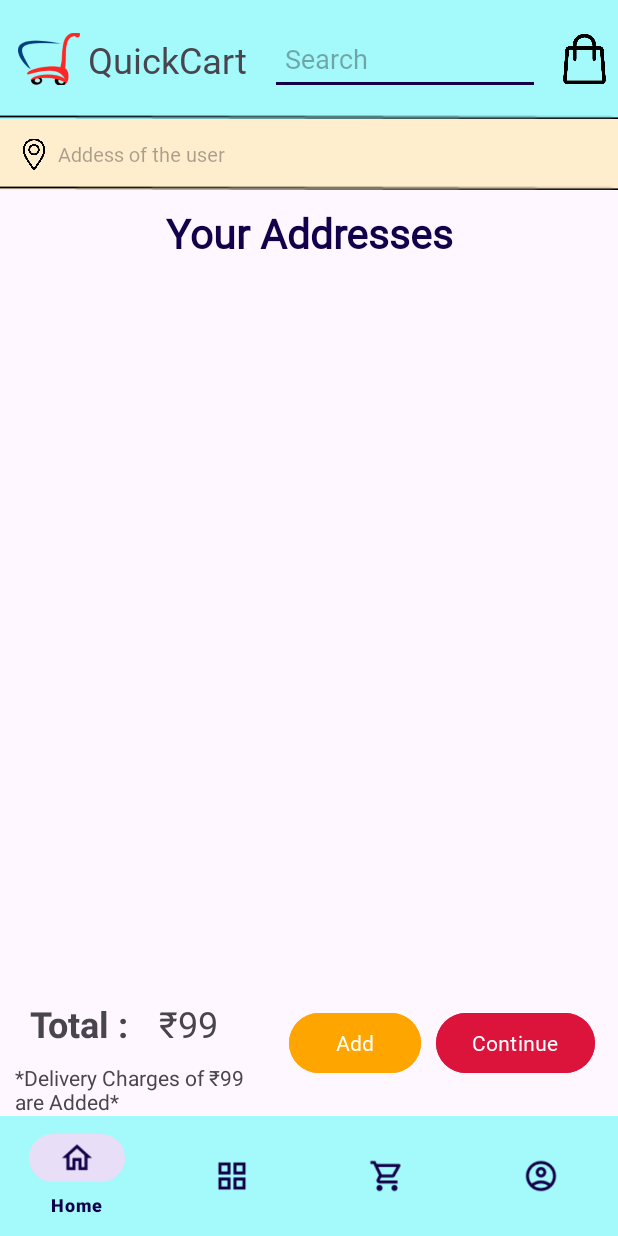
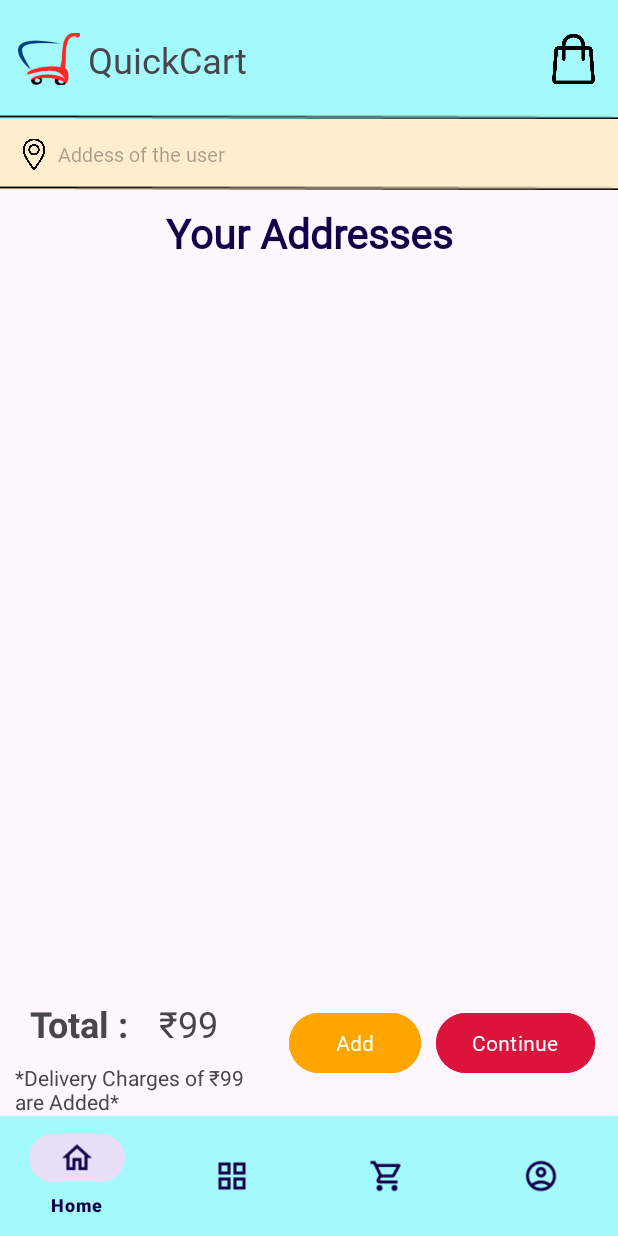
Before and after one commit to VrushabhHirapOfficial/QuickCart, an Android app: the fragment ProfileFragment_YourAddressesFragment placed in its activity, on a phone screen of 412 x 824 dp. Run offline under Robolectric (Android 15) with nearby library versions, the light colour scheme and no system bars; our stand-ins replace Firebase (no records; nobody signed in at launch, a user with empty details on screens opened directly); libraries missing offline, so code that uses them is left out: com.denzcoskun.imageslider, org.json; 6 statements that could not run were skipped.

Commit message:
some bug fixes

```diff
--- a/app/src/main/java/com/vrushabhhirap/quickcart/Activity/MainActivity.java
+++ b/app/src/main/java/com/vrushabhhirap/quickcart/Activity/MainActivity.java
@@ -20,6 +20,7 @@ import com.vrushabhhirap.quickcart.Fragment.CartFragment;
 import com.vrushabhhirap.quickcart.Fragment.CategoriesFragment;
 import com.vrushabhhirap.quickcart.Fragment.HomeFragment;
 import com.vrushabhhirap.quickcart.Fragment.ProfileFragment;
+import com.vrushabhhirap.quickcart.Model.AddressModel;
 import com.vrushabhhirap.quickcart.R;
 
 
@@ -31,6 +32,9 @@ public class MainActivity extends AppCompatActivity {
     ImageView iv_baglogo;
     TextView QuickCart;
     ImageView app_logo;
+    TextView Address_tv;
+
+    AddressModel addressModel;
 
 
 
@@ -51,6 +55,10 @@ public class MainActivity extends AppCompatActivity {
     protected void onCreate(Bundle savedInstanceState) {
         super.onCreate(savedInstanceState);
         setContentView(R.layout.activity_main);
+        Address_tv = findViewById(R.id.Address_tv);
+
+//        setAddressInMainActivity();
+
 
         //Keyboad handling
         View mainLayout = findViewById(R.id.main); // Replace with your main layout ID
@@ -148,6 +156,16 @@ public class MainActivity extends AppCompatActivity {
         }
     }
 
+    public void setAddressInMainActivity() {
+        addressModel = new AddressModel("Address of the User", false);
+
+        if (addressModel != null && addressModel.getUserAddress() != null) {
+            Address_tv.setText(addressModel.getUserAddress());
+        } else {
+            Address_tv.setText("No address selected");
+        }
+    }
+
     public void loadFragment(Fragment fragment, boolean addToBackStack) {
         FragmentManager fragmentManager = getSupportFragmentManager();
         FragmentTransaction fragmentTransaction = fragmentManager.beginTransaction();
--- a/app/src/main/java/com/vrushabhhirap/quickcart/Adapter/AddressAdapter.java
+++ b/app/src/main/java/com/vrushabhhirap/quickcart/Adapter/AddressAdapter.java
@@ -10,6 +10,8 @@ import androidx.annotation.NonNull;
 import androidx.recyclerview.widget.RecyclerView;
 
 import android.content.Context;
+
+import com.vrushabhhirap.quickcart.Activity.MainActivity;
 import com.vrushabhhirap.quickcart.Model.AddressModel;
 import com.vrushabhhirap.quickcart.R;
 
@@ -24,10 +26,13 @@ public class AddressAdapter extends RecyclerView.Adapter<AddressAdapter.ViewHold
 
     private RadioButton selectedRadioButton;
 
-    public AddressAdapter(Context context, List<AddressModel> addressModelList, SelectedAddress selectedAddress) {
+    MainActivity mainActivity;
+
+    public AddressAdapter(Context context, List<AddressModel> addressModelList, SelectedAddress selectedAddress,MainActivity mainActivity) {
         this.context = context;
         this.addressModelList = addressModelList;
         this.selectedAddress = selectedAddress;
+        this.mainActivity = mainActivity;
     }
 
     @NonNull
@@ -46,6 +51,8 @@ public class AddressAdapter extends RecyclerView.Adapter<AddressAdapter.ViewHold
             @Override
             public void onClick(View v) {
 
+//                mainActivity.setAddressInMainActivity();
+
                 for(AddressModel address: addressModelList){
                     address.setSelected(false);
                 }
@@ -57,8 +64,11 @@ public class AddressAdapter extends RecyclerView.Adapter<AddressAdapter.ViewHold
                 selectedRadioButton = (RadioButton) v;
                 selectedRadioButton.setSelected(true);
                 selectedAddress.setAddress(addressModelList.get(position).getUserAddress());
+
+
             }
         });
+        holder.radioButton.setChecked(addressModelList.get(position).isSelected());
     }
 
     @Override
--- a/app/src/main/res/layout/activity_main.xml
+++ b/app/src/main/res/layout/activity_main.xml
@@ -7,6 +7,71 @@
     android:layout_height="match_parent"
     tools:context=".Activity.MainActivity">
 
+<!--    <LinearLayout-->
+<!--        android:id="@+id/ActionBar"-->
+<!--        android:layout_width="match_parent"-->
+<!--        android:layout_height="79dp"-->
+<!--        android:orientation="horizontal"-->
+<!--        app:layout_constraintTop_toTopOf="parent"-->
+<!--        app:layout_constraintLeft_toLeftOf="parent"-->
+<!--        app:layout_constraintRight_toRightOf="parent"-->
+<!--        android:background="@color/PrimaryColor">-->
+
+<!--        <ImageView-->
+<!--            android:id="@+id/app_logo"-->
+<!--            android:layout_width="41dp"-->
+<!--            android:layout_height="36dp"-->
+<!--            android:layout_gravity="center"-->
+<!--            android:layout_marginStart="12dp"-->
+<!--            android:src="@drawable/quick_cart_logo">-->
+
+<!--        </ImageView>-->
+
+<!--        <TextView-->
+<!--            android:id="@+id/QuickCart"-->
+<!--            android:layout_width="wrap_content"-->
+<!--            android:layout_height="wrap_content"-->
+<!--            android:layout_gravity="center"-->
+<!--            android:layout_marginStart="5dp"-->
+<!--            android:fontFamily="@font/quick_font"-->
+<!--            android:text="QuickCart"-->
+<!--            android:textSize="24sp">-->
+
+<!--        </TextView>-->
+
+<!--&lt;!&ndash;        <EditText&ndash;&gt;-->
+<!--&lt;!&ndash;            android:layout_width="180dp"&ndash;&gt;-->
+<!--&lt;!&ndash;            android:layout_height="wrap_content"&ndash;&gt;-->
+<!--&lt;!&ndash;            android:layout_gravity="center"&ndash;&gt;-->
+<!--&lt;!&ndash;            android:layout_marginStart="15dp"&ndash;&gt;-->
+<!--&lt;!&ndash;            android:fontFamily="@font/quick_font"&ndash;&gt;-->
+<!--&lt;!&ndash;            android:hint="Search"&ndash;&gt;-->
+<!--&lt;!&ndash;            android:minHeight="48dp"&ndash;&gt;-->
+<!--&lt;!&ndash;            android:singleLine="true"&ndash;&gt;-->
+<!--&lt;!&ndash;            android:padding="10dp"&ndash;&gt;-->
+<!--&lt;!&ndash;            android:paddingLeft="20dp">&ndash;&gt;-->
+
+<!--&lt;!&ndash;        </EditText>&ndash;&gt;-->
+<!--        <LinearLayout-->
+<!--            android:layout_width="wrap_content"-->
+<!--            android:layout_height="wrap_content"-->
+<!--            android:gravity="right"-->
+<!--            android:layout_gravity="center"-->
+<!--            android:orientation="horizontal">-->
+<!--            <ImageView-->
+<!--                android:id="@+id/iv_baglogo"-->
+<!--                android:layout_width="39dp"-->
+<!--                android:layout_height="40dp"-->
+<!--                android:layout_gravity="center"-->
+<!--                android:layout_marginStart="10dp"-->
+<!--                android:src="@drawable/bag">-->
+
+<!--            </ImageView>-->
+
+<!--        </LinearLayout>-->
+
+
+<!--    </LinearLayout>-->
     <LinearLayout
         android:id="@+id/ActionBar"
         android:layout_width="match_parent"
@@ -23,9 +88,7 @@
             android:layout_height="36dp"
             android:layout_gravity="center"
             android:layout_marginStart="12dp"
-            android:src="@drawable/quick_cart_logo">
-
-        </ImageView>
+            android:src="@drawable/quick_cart_logo" />
 
         <TextView
             android:id="@+id/QuickCart"
@@ -35,34 +98,23 @@
             android:layout_marginStart="5dp"
             android:fontFamily="@font/quick_font"
             android:text="QuickCart"
-            android:textSize="24sp">
+            android:textSize="24sp" />
 
-        </TextView>
+        <View
+            android:layout_width="0dp"
+            android:layout_height="wrap_content"
+            android:layout_weight="1" />
 
-        <EditText
-            android:layout_width="180dp"
-            android:layout_height="wrap_content"
-            android:layout_gravity="center"
-            android:layout_marginStart="15dp"
-            android:fontFamily="@font/quick_font"
-            android:hint="Search"
-            android:minHeight="48dp"
-            android:singleLine="true"
-            android:padding="10dp"
-            android:paddingLeft="20dp">
-
-        </EditText>
         <ImageView
             android:id="@+id/iv_baglogo"
             android:layout_width="39dp"
             android:layout_height="40dp"
             android:layout_gravity="center"
-            android:layout_marginStart="10dp"
-            android:src="@drawable/bag">
-
-        </ImageView>
+            android:layout_marginEnd="10dp"
+            android:src="@drawable/bag" />
 
     </LinearLayout>
+
 
 
 
```
Also changed, not shown: app/src/main/java/com/vrushabhhirap/quickcart/Fragment/ProfileFragment_YourAddressesFragment.java (+18 -2 lines), app/src/main/java/com/vrushabhhirap/quickcart/Model/AddressModel.java (+4 -4 lines).
